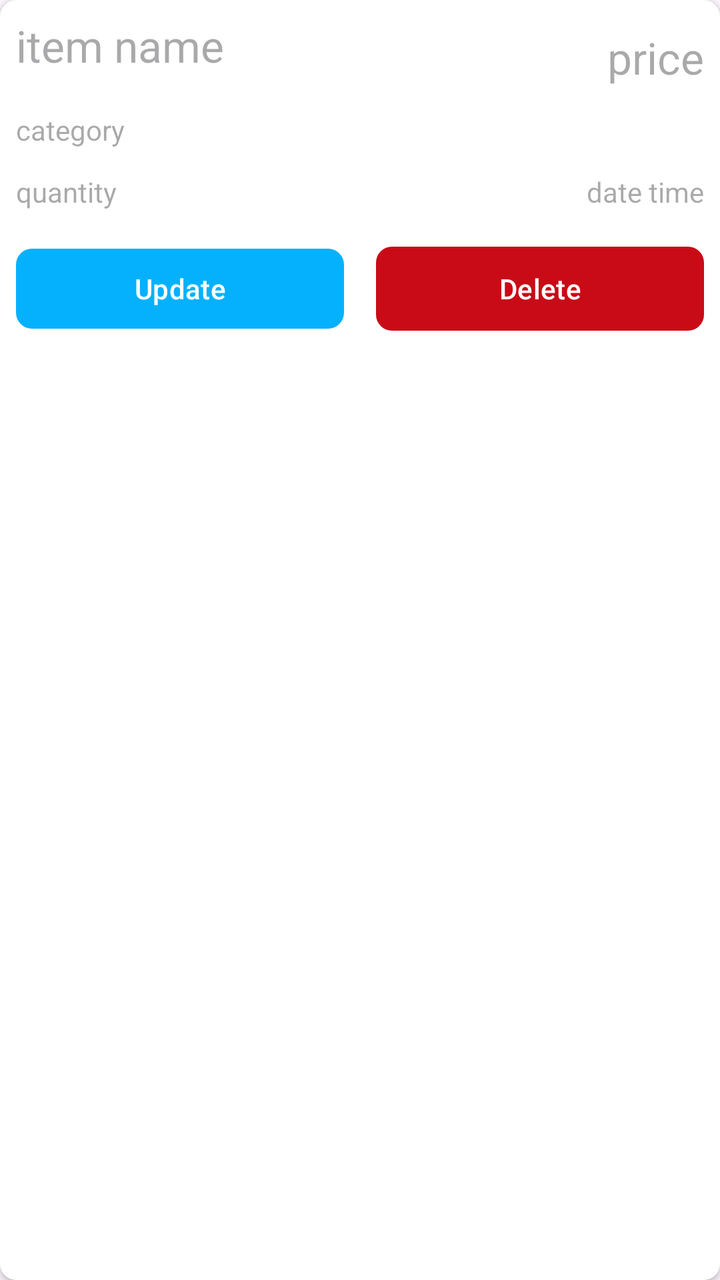
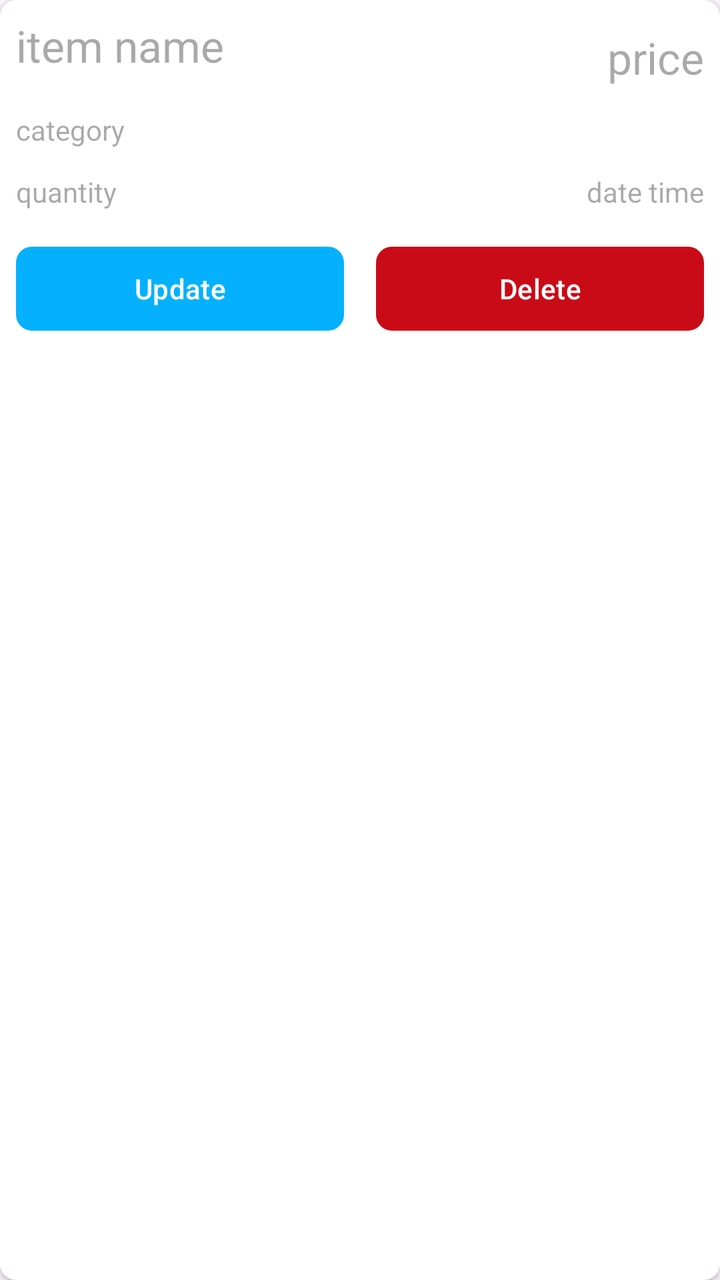

Screens rendered from an Android XML layout before and after an edit, with the pre-edit source and the edit as a unified diff.
<!-- AndroidManifest.xml: application theme Theme.ExpensesRecorder -->
<!-- res/layout/layout_expense.xml -->
<?xml version="1.0" encoding="utf-8"?>
<androidx.cardview.widget.CardView xmlns:android="http://schemas.android.com/apk/res/android"
    xmlns:app="http://schemas.android.com/apk/res-auto"
    android:id="@+id/cvWord"
    android:layout_width="match_parent"
    android:layout_height="wrap_content"
    android:layout_margin="16dp"
    android:clickable="true"
    android:elevation="8dp"
    app:cardCornerRadius="8dp">

    <LinearLayout
        android:layout_width="match_parent"
        android:layout_height="match_parent"
        android:orientation="vertical"
        android:padding="8dp">

        <LinearLayout
            android:layout_width="match_parent"
            android:layout_height="wrap_content">

            <TextView
                android:id="@+id/tvItemName"
                style="@style/TextAppearance.Material3.TitleLarge"
                android:layout_width="wrap_content"
                android:layout_height="wrap_content"
                android:ellipsize="end"
                android:hint="item name"
                android:maxLines="1" />

            <View
                android:layout_width="0dp"
                android:layout_height="0dp"
                android:layout_weight="1"/>

            <TextView
                android:id="@+id/tvPrice"
                style="@style/TextAppearance.Material3.TitleLarge"
                android:layout_width="wrap_content"
                android:layout_height="wrap_content"
                android:layout_marginVertical="6dp"
                android:ellipsize="end"
                android:hint="price"
                android:maxLines="1"
                android:minLines="1" />

        </LinearLayout>


        <TextView
            android:id="@+id/tvCategory"
            android:layout_width="match_parent"
            android:layout_height="wrap_content"
            android:layout_marginVertical="6dp"
            android:ellipsize="end"
            android:hint="category"
            android:maxLines="1"
            android:minLines="1" />

        <LinearLayout
            android:layout_width="match_parent"
            android:layout_height="wrap_content">

            <TextView
                android:id="@+id/tvQuantity"
                android:layout_width="wrap_content"
                android:layout_height="wrap_content"
                android:layout_marginVertical="6dp"
                android:ellipsize="end"
                android:hint="quantity"
                android:maxLines="1"
                android:minLines="1" />

            <View
                android:layout_width="0dp"
                android:layout_height="0dp"
                android:layout_weight="1"/>

            <TextView
                android:id="@+id/tvDateTime"
                android:layout_width="wrap_content"
                android:layout_height="wrap_content"
                android:layout_marginVertical="6dp"
                android:ellipsize="end"
                android:hint="date time"
                android:maxLines="1"
                android:minLines="1" />

        </LinearLayout>

        <LinearLayout
            android:layout_width="match_parent"
            android:layout_height="wrap_content"
            android:orientation="horizontal"
            android:layout_marginTop="8dp">

            <com.google.android.material.button.MaterialButton
                android:id="@+id/mbUpdate"
                android:layout_width="0dp"
                android:layout_height="wrap_content"
                android:layout_weight="1"
                android:layout_marginEnd="8dp"
                android:text="Update"
                app:backgroundTint="@color/teal"
                app:cornerRadius="8dp" />

            <com.google.android.material.button.MaterialButton
                android:id="@+id/mbDelete"
                android:layout_width="0dp"
                android:layout_height="50dp"
                android:layout_weight="1"
                android:layout_marginStart="8dp"
                android:text="Delete"
                app:backgroundTint="@color/red"
                app:cornerRadius="8dp" />

        </LinearLayout>


    </LinearLayout>



</androidx.cardview.widget.CardView>
<!-- resources referenced by this layout -->
<resources>
  <color name="red">#C90B17</color>
  <color name="teal">#05B1FD</color>
  <style name="Theme.ExpensesRecorder" parent="Base.Theme.ExpensesRecorder" />
  <style name="Base.Theme.ExpensesRecorder" parent="Theme.Material3.DayNight.NoActionBar">
          
          
      </style>
</resources>

<!-- the commit's change to res/layout/layout_expense.xml (unified diff, before → after) -->
@@ -4,16 +4,16 @@
     android:id="@+id/cvWord"
     android:layout_width="match_parent"
     android:layout_height="wrap_content"
-    android:layout_margin="16dp"
+    android:layout_margin="@dimen/xl"
     android:clickable="true"
-    android:elevation="8dp"
-    app:cardCornerRadius="8dp">
+    android:elevation="@dimen/xs"
+    app:cardCornerRadius="@dimen/xs">
 
     <LinearLayout
         android:layout_width="match_parent"
         android:layout_height="match_parent"
         android:orientation="vertical"
-        android:padding="8dp">
+        android:padding="@dimen/xs">
 
         <LinearLayout
             android:layout_width="match_parent"
@@ -30,7 +30,7 @@
 
             <View
                 android:layout_width="0dp"
-                android:layout_height="0dp"
+                android:layout_height="@dimen/none"
                 android:layout_weight="1"/>
 
             <TextView
@@ -38,7 +38,7 @@
                 style="@style/TextAppearance.Material3.TitleLarge"
                 android:layout_width="wrap_content"
                 android:layout_height="wrap_content"
-                android:layout_marginVertical="6dp"
+                android:layout_marginVertical="@dimen/xxs"
                 android:ellipsize="end"
                 android:hint="price"
                 android:maxLines="1"
@@ -51,7 +51,7 @@
             android:id="@+id/tvCategory"
             android:layout_width="match_parent"
             android:layout_height="wrap_content"
-            android:layout_marginVertical="6dp"
+            android:layout_marginVertical="@dimen/xxs"
             android:ellipsize="end"
             android:hint="category"
             android:maxLines="1"
@@ -65,22 +65,22 @@
                 android:id="@+id/tvQuantity"
                 android:layout_width="wrap_content"
                 android:layout_height="wrap_content"
-                android:layout_marginVertical="6dp"
+                android:layout_marginVertical="@dimen/xxs"
                 android:ellipsize="end"
                 android:hint="quantity"
                 android:maxLines="1"
                 android:minLines="1" />
 
             <View
-                android:layout_width="0dp"
-                android:layout_height="0dp"
+                android:layout_width="@dimen/none"
+                android:layout_height="@dimen/none"
                 android:layout_weight="1"/>
 
             <TextView
                 android:id="@+id/tvDateTime"
                 android:layout_width="wrap_content"
                 android:layout_height="wrap_content"
-                android:layout_marginVertical="6dp"
+                android:layout_marginVertical="@dimen/xxs"
                 android:ellipsize="end"
                 android:hint="date time"
                 android:maxLines="1"
@@ -92,27 +92,27 @@
             android:layout_width="match_parent"
             android:layout_height="wrap_content"
             android:orientation="horizontal"
-            android:layout_marginTop="8dp">
+            android:layout_marginTop="@dimen/xs">
 
             <com.google.android.material.button.MaterialButton
                 android:id="@+id/mbUpdate"
-                android:layout_width="0dp"
-                android:layout_height="wrap_content"
+                android:layout_width="@dimen/none"
+                android:layout_height="@dimen/layout_expense_btn_height"
                 android:layout_weight="1"
-                android:layout_marginEnd="8dp"
-                android:text="Update"
+                android:layout_marginEnd="@dimen/xs"
+                android:text="@string/update"
                 app:backgroundTint="@color/teal"
-                app:cornerRadius="8dp" />
+                app:cornerRadius="@dimen/xs" />
 
             <com.google.android.material.button.MaterialButton
                 android:id="@+id/mbDelete"
-                android:layout_width="0dp"
-                android:layout_height="50dp"
+                android:layout_width="@dimen/none"
+                android:layout_height="@dimen/layout_expense_btn_height"
                 android:layout_weight="1"
-                android:layout_marginStart="8dp"
-                android:text="Delete"
+                android:layout_marginStart="@dimen/xs"
+                android:text="@string/delete"
                 app:backgroundTint="@color/red"
-                app:cornerRadius="8dp" />
+                app:cornerRadius="@dimen/xs" />
 
         </LinearLayout>
 
<!-- resource entries referenced after the edit -->
@@ -2,6 +2,13 @@
 <resources>
   <color name="red">#C90B17</color>
   <color name="teal">#05B1FD</color>
+  <dimen name="layout_expense_btn_height">50dp</dimen>
+  <dimen name="none">0dp</dimen>
+  <dimen name="xl">16dp</dimen>
+  <dimen name="xs">8dp</dimen>
+  <dimen name="xxs">6dp</dimen>
+  <string name="delete">Delete</string>
+  <string name="update">Update</string>
   <style name="Theme.ExpensesRecorder" parent="Base.Theme.ExpensesRecorder" />
   <style name="Base.Theme.ExpensesRecorder" parent="Theme.Material3.DayNight.NoActionBar">
           
